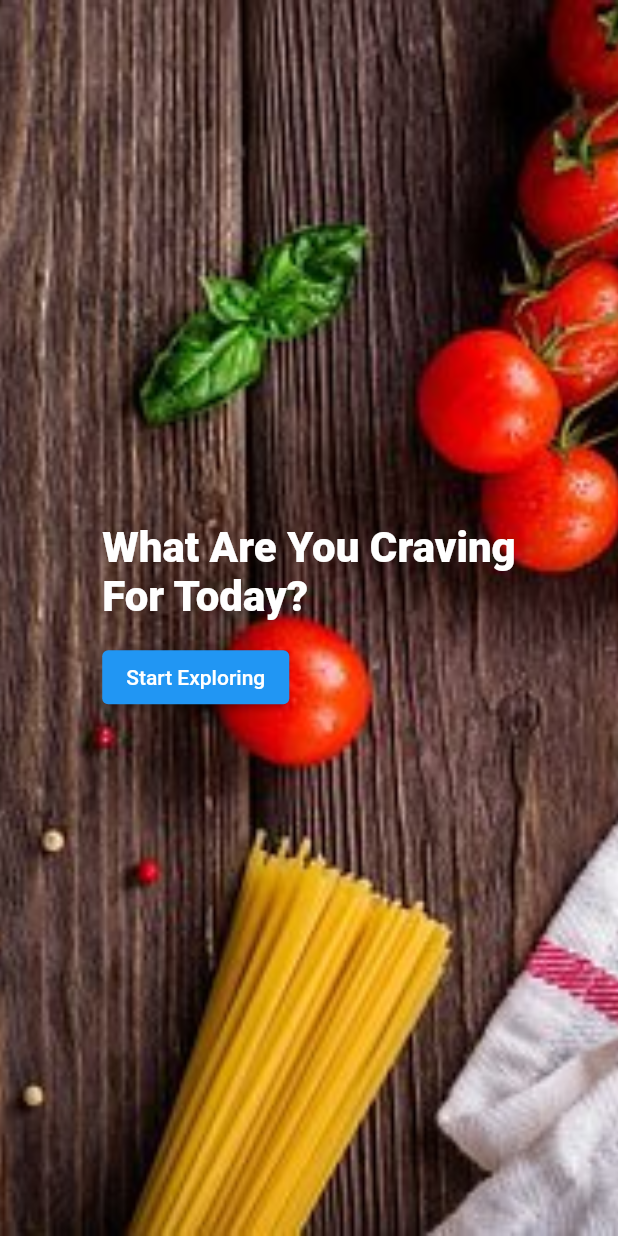
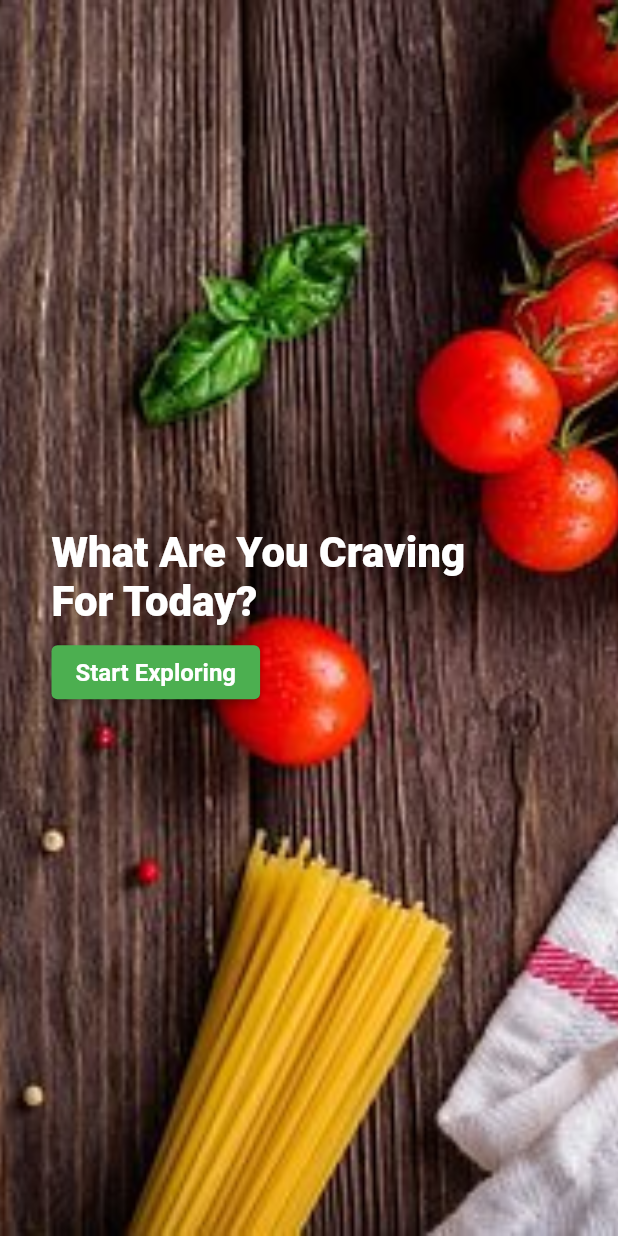
Before and after one commit to KuanTingLiu/Chef-Mike, a Flutter app: the screen it shows after launch, on a phone screen of 412 x 824 dp. Run offline on Flutter 3.47's test engine with Material 2 defaults, Android fonts, the phone set to English and light mode, and no system bars; drawn by our look-alikes of animated_text_kit; our stand-ins replace riverpod.

Commit message:
Fix offset animation

```diff
--- a/user_side/food_app/lib/components/welcome_animated.dart
+++ b/user_side/food_app/lib/components/welcome_animated.dart
@@ -36,14 +36,19 @@ class _WelcomeAnimatedState extends State<WelcomeAnimated>
 
   @override
   Widget build(BuildContext context) {
-    return Center(
-      child: Column(
+    return Column(
       mainAxisAlignment: MainAxisAlignment.center,
       crossAxisAlignment: CrossAxisAlignment.start,
       children: <Widget>[
+        Container(
+          padding:
+              EdgeInsets.only(left: MediaQuery.of(context).size.width / 12),
+          child: Row(children: [
             DefaultTextStyle(
               style: const TextStyle(
-                color: Colors.white, fontSize: 28, fontWeight: FontWeight.w900),
+                  color: Colors.white,
+                  fontSize: 28,
+                  fontWeight: FontWeight.w900),
               child: AnimatedTextKit(
                 animatedTexts: [
                   RotateAnimatedText('What Are You Craving\nFor Today?',
@@ -55,14 +60,25 @@ class _WelcomeAnimatedState extends State<WelcomeAnimated>
                 stopPauseOnTap: true,
               ),
             ),
-          SizedBox(height: MediaQuery.of(context).size.height / 64),
-          FadeTransition(
+          ]),
+        ),
+        SizedBox(height: MediaQuery.of(context).size.height / 128),
+        Container(
+          padding:
+              EdgeInsets.only(left: MediaQuery.of(context).size.width / 12),
+          child: FadeTransition(
             opacity: _animation,
             child: ElevatedButton(
-                onPressed: () {}, child: const Text("Start Exploring")),
+              onPressed: () {},
+              style: ElevatedButton.styleFrom(backgroundColor: Colors.green),
+              child: const Text(
+                "Start Exploring",
+                style: TextStyle(fontSize: 16, fontWeight: FontWeight.w700),
+              ),
+            ),
+          ),
         ),
       ],
-      ),
     );
   }
 }
```
Lines whose indentation alone changed are shown as unchanged.
